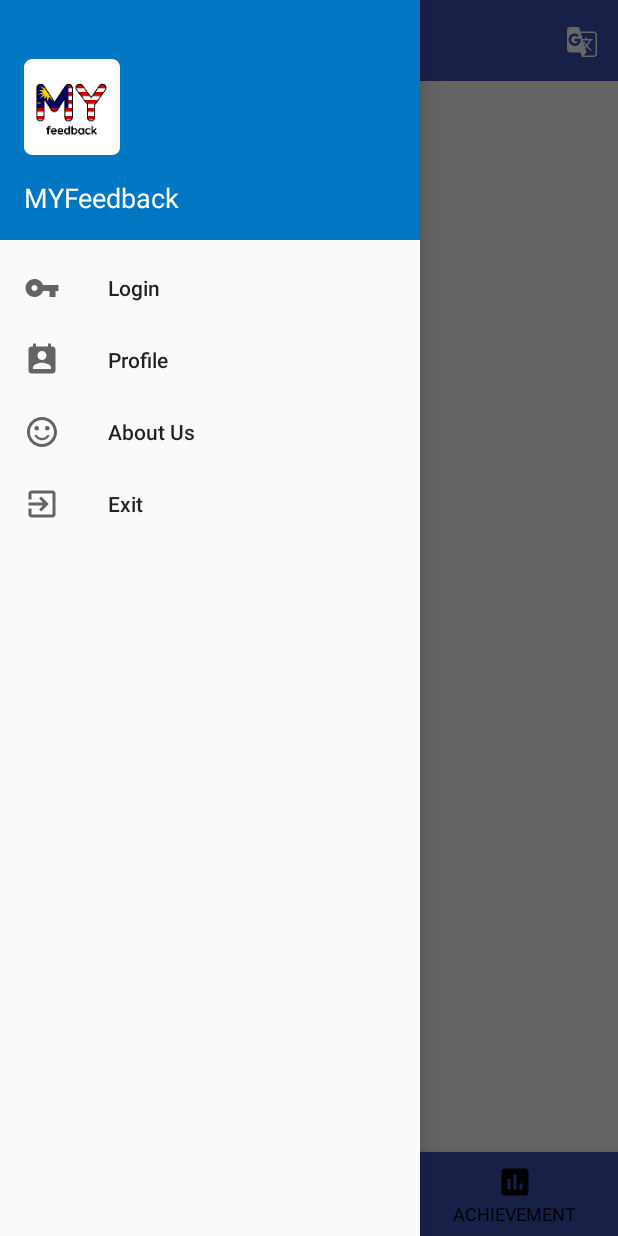
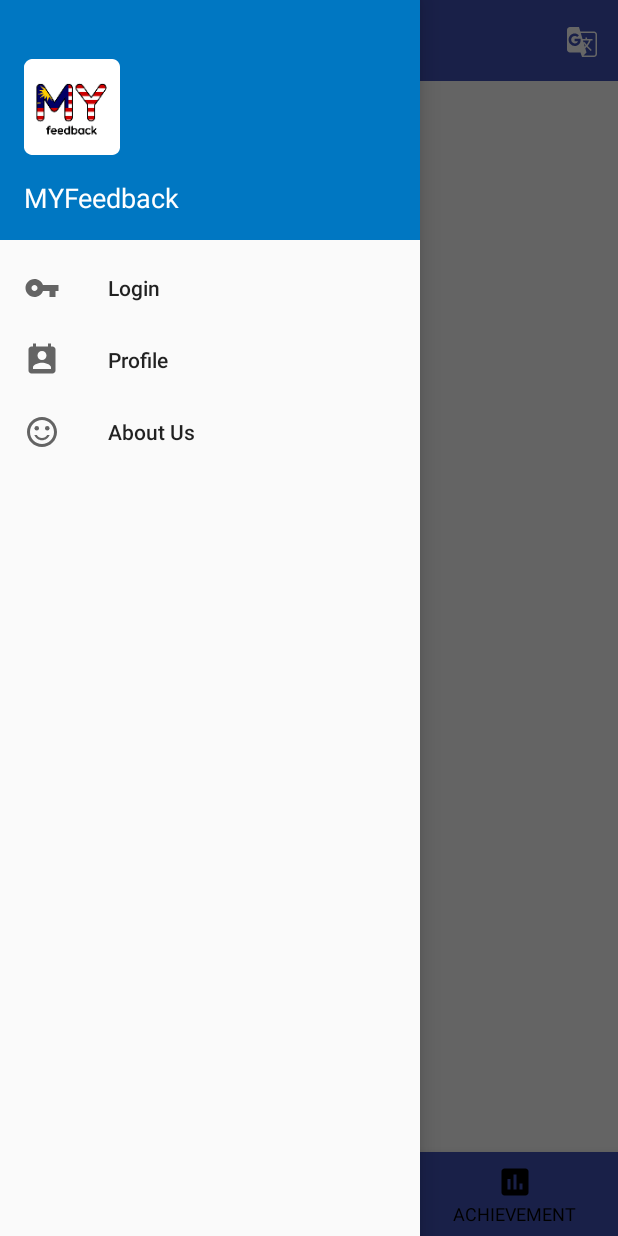
Before and after one commit to weisheng1998/MYFeedback, an Android app: the screen it shows after launch (MainActivity), with the side drawer open, on a phone screen of 412 x 824 dp. Run offline under Robolectric (Android 15) with nearby library versions, the phone set to English and light mode, and no system bars.

Commit message:
update new icons.

```diff
--- a/app/src/main/java/com/myfeedback/myfeedbackprototype/MainActivity.java
+++ b/app/src/main/java/com/myfeedback/myfeedbackprototype/MainActivity.java
@@ -101,10 +101,6 @@ public class MainActivity extends AppCompatActivity {
 
                             case R.id.aboutus:
                                 launchAboutUs();
-                                break;
-
-                            case R.id.exit:
-                                onBackPressed();
                                 break;
                         }
                         return true;
--- a/app/src/main/res/menu/nav_menu.xml
+++ b/app/src/main/res/menu/nav_menu.xml
@@ -16,9 +16,4 @@
         android:icon="@drawable/ic_aboutus"
         android:title="@string/aboutus"
         app:showAsAction="ifRoom" />
-    <item android:id="@+id/exit"
-        android:enabled="true"
-        android:icon="@drawable/ic_exit"
-        android:title="@string/exit"
-        app:showAsAction="ifRoom" />
 </menu>
```
Also changed, not shown: app/src/main/res/drawable/aboutus_bg.png (added).
